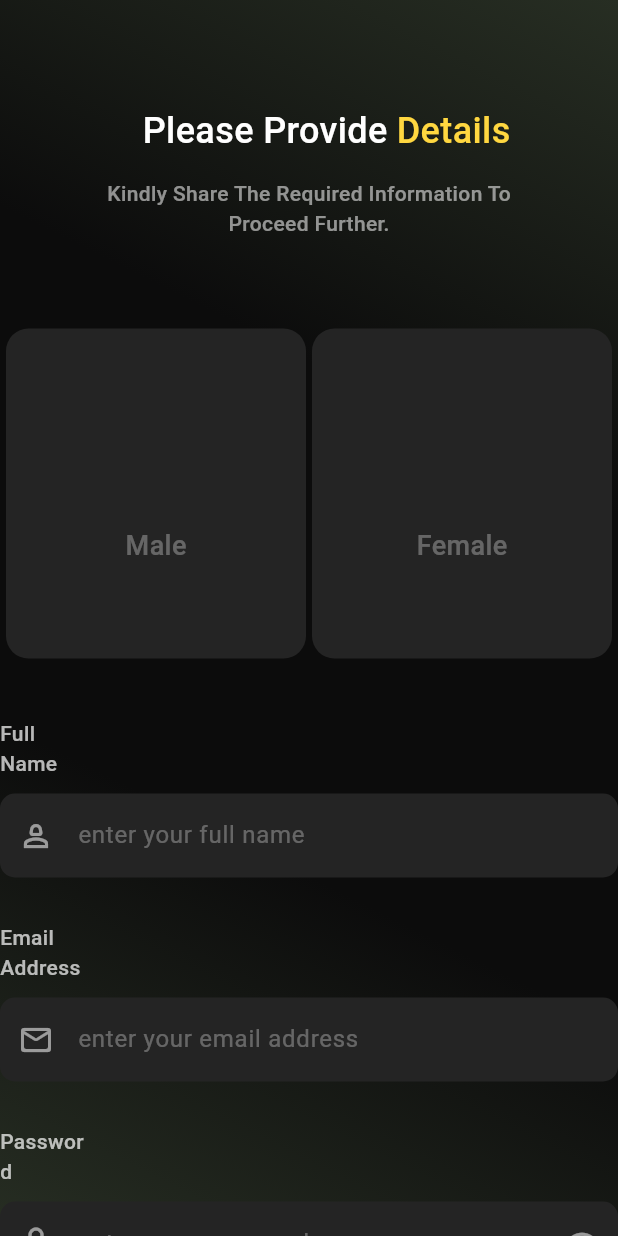
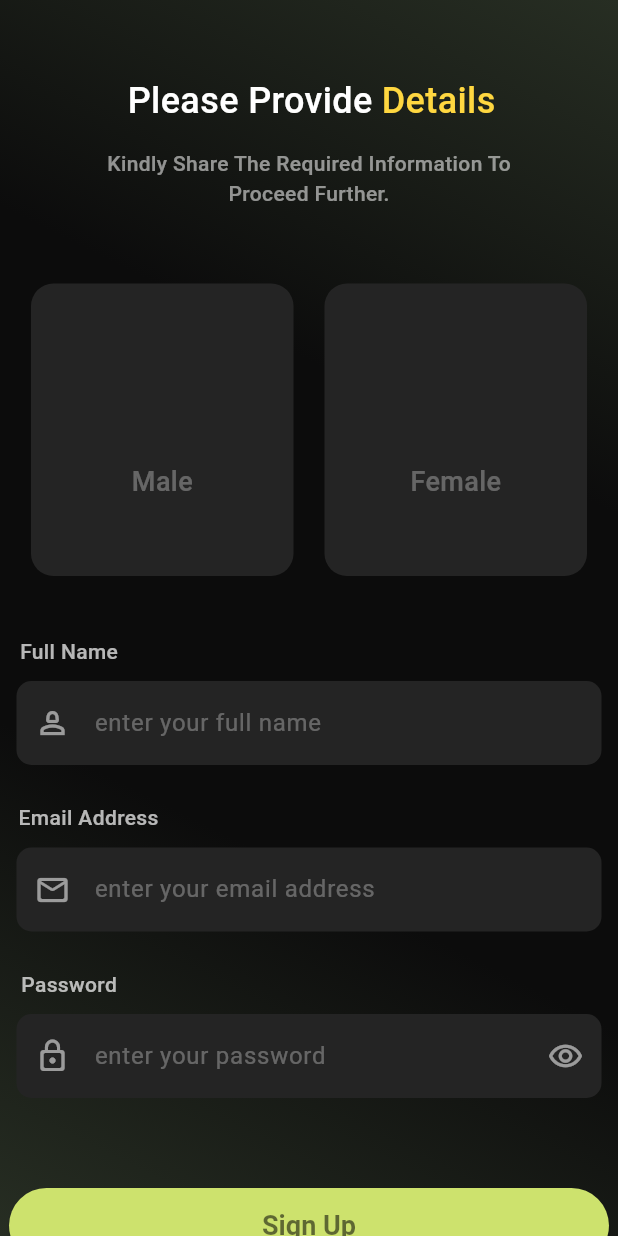
Before and after one commit to rav3zster/totalhealthy-ai, a Flutter app: the SignupView screen opened directly, on a phone screen of 412 x 824 dp. Run offline on Flutter 3.47's test engine with Material 3 defaults, Android fonts, the phone set to English and light mode, and no system bars; our stand-ins replace get.

Commit message:
update file

```diff
--- a/lib/app/modules/Onboarding_Screen/Onboarding_view.dart
+++ b/lib/app/modules/Onboarding_Screen/Onboarding_view.dart
@@ -223,7 +223,7 @@ class _OnboardingViewState extends State<OnboardingView> {
     return Column(
       children: [
         Container(
-          margin: EdgeInsets.only(top: 120),
+          margin: EdgeInsets.only(top: 40),
           height: 400,
           width: 450,
           child: Image.asset(imagePath, fit: BoxFit.fitWidth),
--- a/lib/app/modules/Signup_Screen/Signup_view.dart
+++ b/lib/app/modules/Signup_Screen/Signup_view.dart
@@ -15,6 +15,7 @@ class SignupViewState extends State<SignupView> {
   @override
   Widget build(BuildContext context) {
     return Scaffold(
+      resizeToAvoidBottomInset: false, // Prevents the page from moving up
       body: Container(
         height: MediaQuery.sizeOf(context).height,
         width: MediaQuery.sizeOf(context).width,
@@ -30,12 +31,12 @@ class SignupViewState extends State<SignupView> {
             end: Alignment.bottomLeft,
           ),
         ),
+        child: SafeArea(
           child: SingleChildScrollView(
-          scrollDirection: Axis.vertical,
             child: Column(
               children: [
                 Container(
-                margin: const EdgeInsets.only(top: 70, left: 95),
+                  margin: const EdgeInsets.only(top: 50, left: 85),
                   child: const Row(
                     children: [
                       Text(
@@ -68,45 +69,37 @@ class SignupViewState extends State<SignupView> {
                   style: TextStyle(
                       color: Colors.white54, fontWeight: FontWeight.w500),
                 ),
-              const SizedBox(height: 60),
+                const SizedBox(height: 50),
                 // Gender Selection Boxes
                 Row(
                   mainAxisAlignment: MainAxisAlignment.spaceEvenly,
                   children: [
-                  // Male Box
                     GestureDetector(
                       onTap: () {
                         setState(() {
                           isMaleSelected = true;
-                        isFemaleSelected =
-                            false; // Deselect female when male is selected
+                          isFemaleSelected = false; // Deselect female
                         });
                       },
                       child: Container(
+                        margin: const EdgeInsets.only(left: 0),
                         decoration: BoxDecoration(
                           color: const Color.fromARGB(255, 36, 36, 36),
                           borderRadius: BorderRadius.circular(15),
                           border: Border.all(
                             color: isMaleSelected
                                 ? const Color.fromARGB(255, 146, 159, 83)
-                              // Yellow when selected
-                              : Colors
-                                  .transparent, // Transparent when not selected
+                                : Colors.transparent,
                             width: 3,
                           ),
                         ),
-                      width: 200,
-                      height: 220,
-                      child: Column(
+                        width: 175,
+                        height: 195,
+                        child: const Column(
                           mainAxisAlignment: MainAxisAlignment.center,
                           children: [
-                          //   Image.asset(
-                          //   'assets/male.png', // Add your male image path here
-                          //   height: 40,
-                          //   color: const Color.fromARGB(255, 160, 141, 60), // Adjust color if needed
-                          //   ),
-                          const SizedBox(height: 70),
-                          const Text(
+                            SizedBox(height: 70),
+                            Text(
                               "Male",
                               style: TextStyle(
                                 color: Colors.white30,
@@ -118,40 +111,32 @@ class SignupViewState extends State<SignupView> {
                         ),
                       ),
                     ),
-                  // Female Box
                     GestureDetector(
                       onTap: () {
                         setState(() {
                           isFemaleSelected = true;
-                        isMaleSelected =
-                            false; // Deselect male when female is selected
+                          isMaleSelected = false; // Deselect male
                         });
                       },
                       child: Container(
+                        margin: const EdgeInsets.only(right: 0),
                         decoration: BoxDecoration(
                           color: const Color.fromARGB(255, 36, 36, 36),
                           borderRadius: BorderRadius.circular(15),
                           border: Border.all(
                             color: isFemaleSelected
-                              ?  Colors
-                              .amberAccent // Yellow when selected
-                              : Colors
-                                  .transparent, // Transparent when not selected
+                                ? Colors.amberAccent
+                                : Colors.transparent,
                             width: 3,
                           ),
                         ),
-                      width: 200,
-                      height: 220,
-                      child: Column(
+                        width: 175,
+                        height: 195,
+                        child: const Column(
                           mainAxisAlignment: MainAxisAlignment.center,
                           children: [
-                          //  Image.network(
-                          //   'assets/female.png', // Add your female image path here
-                          //    height: 60,
-                          //    color: const Color.fromARGB(255, 160, 141, 60), // Adjust color if needed
-                          //   ),
-                          const SizedBox(height: 70),
-                          const Text(
+                            SizedBox(height: 70),
+                            Text(
                               "Female",
                               style: TextStyle(
                                 color: Colors.white30,
@@ -165,10 +150,9 @@ class SignupViewState extends State<SignupView> {
                     ),
                   ],
                 ),
-              const SizedBox(height: 40), // Moved this inside the Column
-              // Your Name
+                const SizedBox(height: 40),
                 Container(
-                margin: const EdgeInsets.only(right: 350),
+                  margin: const EdgeInsets.only(right: 320),
                   child: const Text(
                     "Full Name",
                     style: TextStyle(
@@ -177,11 +161,11 @@ class SignupViewState extends State<SignupView> {
                 ),
                 const SizedBox(height: 10),
                 SizedBox(
-                width: 420,
+                  width: 390,
                   child: TextField(
                     decoration: InputDecoration(
-                    prefixIcon:
-                        Icon(Icons.person_2_outlined, color: Colors.white54),
+                      prefixIcon: const Icon(Icons.person_2_outlined,
+                          color: Colors.white54),
                       hintText: "enter your full name",
                       hintStyle: const TextStyle(color: Colors.white30),
                       fillColor: const Color.fromARGB(255, 36, 36, 36),
@@ -201,10 +185,9 @@ class SignupViewState extends State<SignupView> {
                     ),
                   ),
                 ),
-              const SizedBox(height: 30),
-              // Email
+                const SizedBox(height: 25),
                 Container(
-                margin: const EdgeInsets.only(right: 322),
+                  margin: const EdgeInsets.only(right: 294),
                   child: const Text(
                     "Email Address",
                     style: TextStyle(
@@ -213,7 +196,7 @@ class SignupViewState extends State<SignupView> {
                 ),
                 const SizedBox(height: 10),
                 SizedBox(
-                width: 420,
+                  width: 390,
                   child: TextField(
                     decoration: InputDecoration(
                       prefixIcon: const Icon(Icons.mail_outline_rounded,
@@ -237,10 +220,9 @@ class SignupViewState extends State<SignupView> {
                     ),
                   ),
                 ),
-              const SizedBox(height: 30),
-              // Date of Birth
+                const SizedBox(height: 25),
                 Container(
-                margin: const EdgeInsets.only(right: 350),
+                  margin: const EdgeInsets.only(right: 320),
                   child: const Text(
                     "Password",
                     style: TextStyle(
@@ -249,11 +231,15 @@ class SignupViewState extends State<SignupView> {
                 ),
                 const SizedBox(height: 10),
                 SizedBox(
-                width: 420,
+                  width: 390,
                   child: TextField(
                     decoration: InputDecoration(
                       prefixIcon: const Icon(Icons.lock_outline_rounded,
-                        color: Colors.white54),suffixIcon: Icon(Icons.remove_red_eye_outlined,color: Colors.white54,),
+                          color: Colors.white54),
+                      suffixIcon: const Icon(
+                        Icons.remove_red_eye_outlined,
+                        color: Colors.white54,
+                      ),
                       hintText: "enter your password",
                       hintStyle: const TextStyle(color: Colors.white30),
                       fillColor: const Color.fromARGB(255, 36, 36, 36),
@@ -273,11 +259,10 @@ class SignupViewState extends State<SignupView> {
                     ),
                   ),
                 ),
-              const SizedBox(height: 70),
-              // Continue Button
+                const SizedBox(height: 60),
                 SizedBox(
                   width: 400,
-                height: 60,
+                  height: 50,
                   child: ElevatedButton(
                     onPressed: () {},
                     style: ElevatedButton.styleFrom(
@@ -294,7 +279,7 @@ class SignupViewState extends State<SignupView> {
                     children: [
                       Container(
                         margin: const EdgeInsets.only(left: 150, top: 20),
-                      child: Text(
+                        child: const Text(
                           "----------",
                           style: TextStyle(
                               color: Colors.white30,
@@ -304,7 +289,7 @@ class SignupViewState extends State<SignupView> {
                       ),
                       Container(
                         margin: const EdgeInsets.only(left: 5, top: 20),
-                      child: Text(
+                        child: const Text(
                           "Or",
                           style: TextStyle(
                               color: Colors.white30,
@@ -314,7 +299,7 @@ class SignupViewState extends State<SignupView> {
                       ),
                       Container(
                           margin: const EdgeInsets.only(left: 5, top: 20),
-                        child: Text(
+                          child: const Text(
                             "----------",
                             style: TextStyle(
                                 color: Colors.white30,
@@ -323,43 +308,41 @@ class SignupViewState extends State<SignupView> {
                           )),
                     ],
                   ),
-              ),SizedBox(height: 15,),
+                ),
+                const SizedBox(height: 15),
                 Row(
                   children: [
                     Container(
-                    margin: EdgeInsets.only(left: 115),
-                    child: Text(
+                      margin: const EdgeInsets.only(left: 115),
+                      child: const Text(
                         "Already have an account?",
                         style: TextStyle(
                             color: Colors.white54, fontWeight: FontWeight.w500),
                       ),
                     ),
-                  SizedBox(
-                    width: 3,
-                  ),
-                  Container(
-                    margin: EdgeInsets.only(right: 0),
-                    child: GestureDetector(
+                    const SizedBox(width: 3),
+                    GestureDetector(
                       onTap: () {
                         Navigator.push(
                             context,
                             MaterialPageRoute(
-                                builder: (context) => RegistrationView(),
+                              builder: (context) => const RegistrationView(),
                             ));
                       },
-                        child: Text(
+                      child: const Text(
                         "Sign in",
                         style: TextStyle(
-                              color: Color.fromARGB(255, 205, 226, 109),
+                            color: Color.fromARGB(255, 194, 216, 106),
                             fontWeight: FontWeight.w500),
-                        )),
+                      ),
                     ),
                   ],
                 ),
                 SizedBox(
-                height: 10,
+                  height: 20,
                 )
               ],
+            ),
           ),
         ),
       ),
```
Also changed, not shown: lib/app/modules/Onboarding_Screen/Onboarding_binding.dart (+3 -10 lines), lib/app/modules/Onboarding_Screen/Onboarding_controller.dart (+31 -13 lines), lib/app/modules/Registration_Screen/Registration_binding.dart (+3 -9 lines), lib/app/modules/Registration_Screen/Registration_controller.dart (+10 -13 lines), lib/app/modules/Registration_Screen/Registration_view.dart (+10 -10 lines), lib/app/modules/Signup_Screen/Signup_binding.dart (+2 -7 lines), lib/app/modules/Signup_Screen/Signup_controller.dart (+23 -12 lines). Lines whose indentation alone changed are shown as unchanged.
